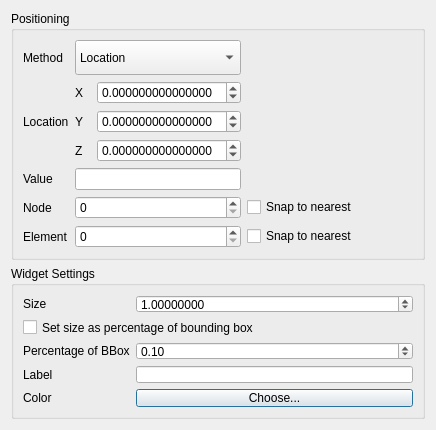
Old version of the form src/Interface/Modules/Fields/GenerateSinglePointProbeFromField.ui in the repository SCIInstitute/SCIRun.
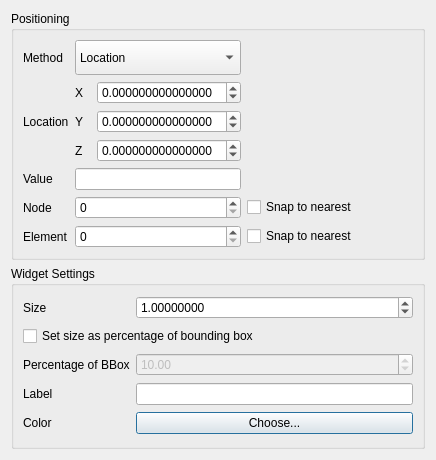
New version of the form.

```diff
--- a/src/Interface/Modules/Fields/GenerateSinglePointProbeFromField.ui
+++ b/src/Interface/Modules/Fields/GenerateSinglePointProbeFromField.ui
@@ -7,13 +7,13 @@
     <x>0</x>
     <y>0</y>
     <width>436</width>
-    <height>430</height>
+    <height>460</height>
    </rect>
   </property>
   <property name="minimumSize">
    <size>
     <width>436</width>
-    <height>430</height>
+    <height>460</height>
    </size>
   </property>
   <property name="windowTitle">
@@ -220,7 +220,7 @@
      <property name="minimumSize">
       <size>
        <width>100</width>
-       <height>150</height>
+       <height>170</height>
       </size>
      </property>
      <property name="title">
@@ -290,14 +290,17 @@
       </item>
       <item row="3" column="1">
        <widget class="QDoubleSpinBox" name="bboxScaleDoubleSpinBox_">
+        <property name="enabled">
+         <bool>false</bool>
+        </property>
         <property name="maximum">
-         <double>1.000000000000000</double>
+         <double>100.000000000000000</double>
         </property>
         <property name="singleStep">
          <double>0.050000000000000</double>
         </property>
         <property name="value">
-         <double>0.100000000000000</double>
+         <double>10.000000000000000</double>
         </property>
        </widget>
       </item>
```
Left out of the diff: 2 changed lines with no effect on the pictures.
